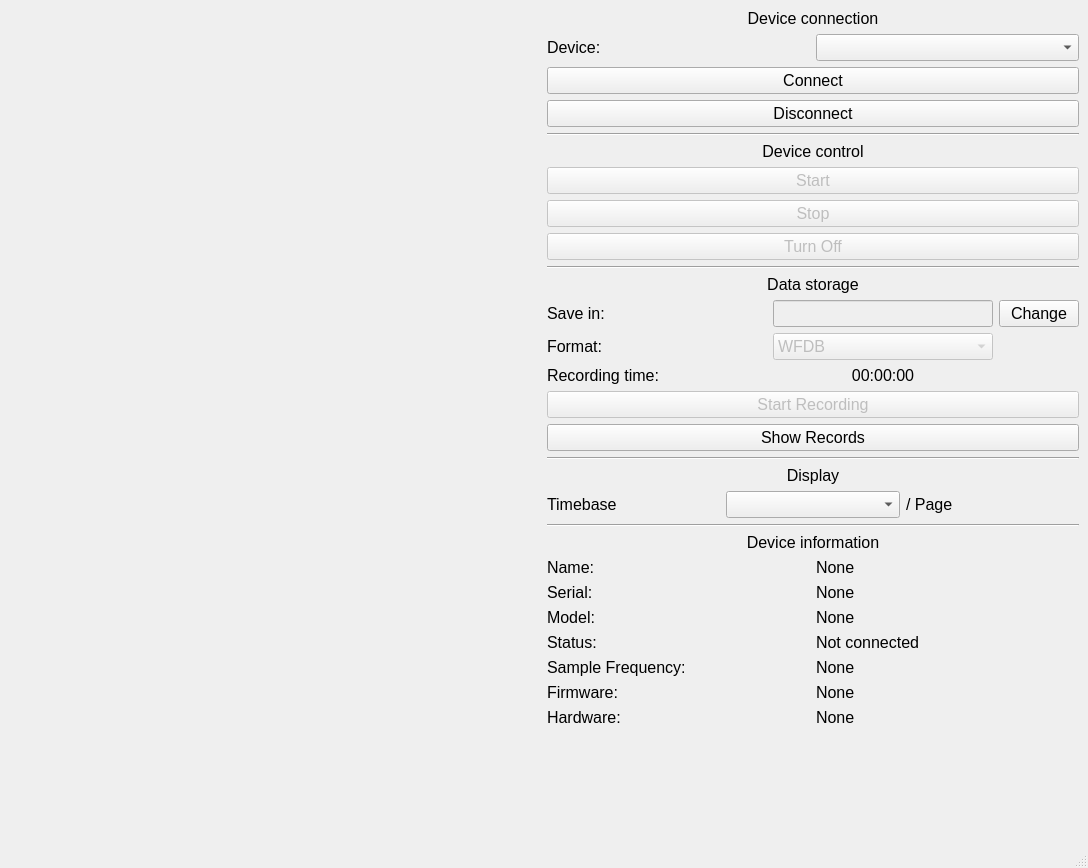
The window that resources/main_window.ui (mcsltd/mcs-inRat-monitor) describes before a commit, drawn with Qt 5.
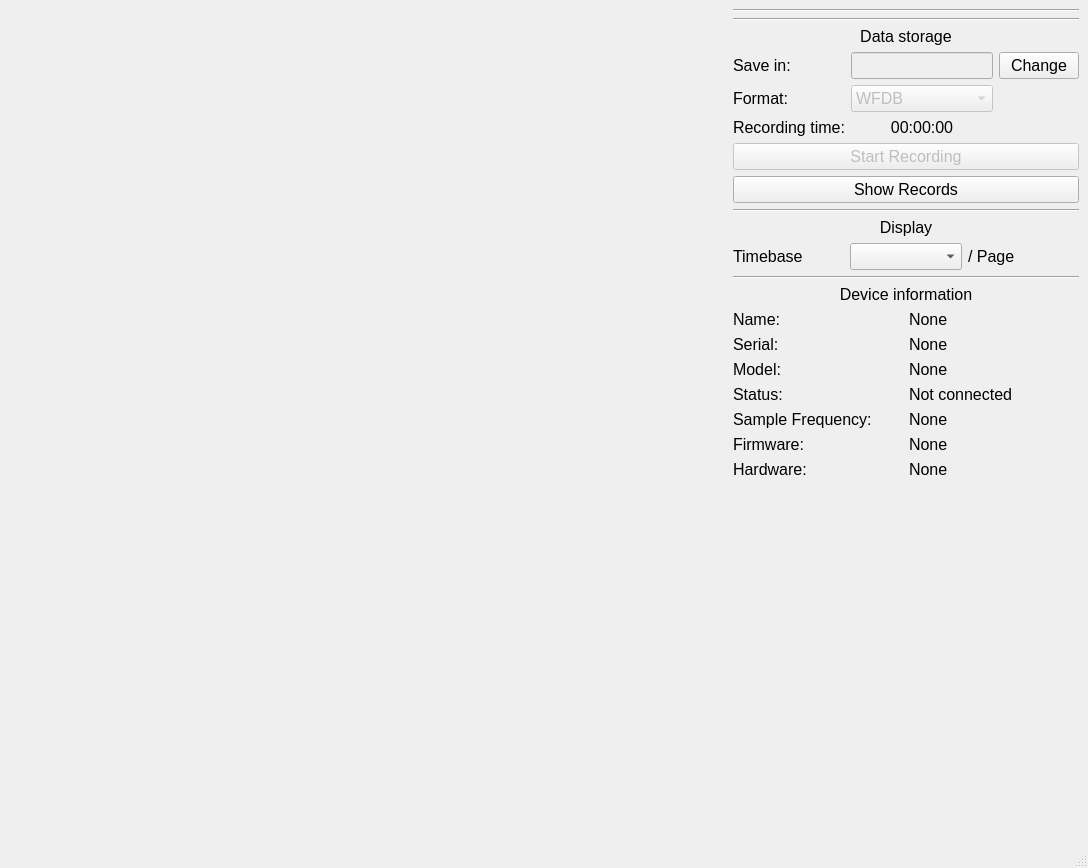
The same window after the commit. Custom widgets are drawn as their Qt base class.

Commit message: refactore: move scanner in class inherit qobject

What changed in the file:
```diff
--- a/resources/main_window.ui
+++ b/resources/main_window.ui
@@ -17,70 +17,6 @@
    <layout class="QGridLayout" name="gridLayout">
     <item row="0" column="1">
      <layout class="QVBoxLayout" name="verticalLayout">
-      <item>
-       <widget class="QLabel" name="label_4">
-        <property name="font">
-         <font>
-          <pointsize>12</pointsize>
-         </font>
-        </property>
-        <property name="text">
-         <string>Device connection</string>
-        </property>
-        <property name="alignment">
-         <set>Qt::AlignmentFlag::AlignCenter</set>
-        </property>
-       </widget>
-      </item>
-      <item>
-       <layout class="QHBoxLayout" name="horizontalLayout_3">
-        <item>
-         <widget class="QLabel" name="labelDevice">
-          <property name="font">
-           <font>
-            <pointsize>12</pointsize>
-           </font>
-          </property>
-          <property name="text">
-           <string>Device:</string>
-          </property>
-         </widget>
-        </item>
-        <item>
-         <widget class="QComboBox" name="comboBoxDevice">
-          <property name="font">
-           <font>
-            <pointsize>12</pointsize>
-           </font>
-          </property>
-         </widget>
-        </item>
-       </layout>
-      </item>
-      <item>
-       <widget class="QPushButton" name="pushButtonConnect">
-        <property name="font">
-         <font>
-          <pointsize>12</pointsize>
-         </font>
-        </property>
-        <property name="text">
-         <string>Connect</string>
-        </property>
-       </widget>
-      </item>
-      <item>
-       <widget class="QPushButton" name="pushButtonDisconnect">
-        <property name="font">
-         <font>
-          <pointsize>12</pointsize>
-         </font>
-        </property>
-        <property name="text">
-         <string>Disconnect</string>
-        </property>
-       </widget>
-      </item>
       <item>
        <widget class="Line" name="line_3">
         <property name="orientation">
@@ -88,66 +24,6 @@
         </property>
        </widget>
       </item>
-      <item>
-       <widget class="QLabel" name="label_3">
-        <property name="font">
-         <font>
-          <pointsize>12</pointsize>
-         </font>
-        </property>
-        <property name="text">
-         <string>Device control</string>
-        </property>
-        <property name="alignment">
-         <set>Qt::AlignmentFlag::AlignCenter</set>
-        </property>
-       </widget>
-      </item>
-      <item>
-       <widget class="QPushButton" name="pushButtonStart">
-        <property name="enabled">
-         <bool>false</bool>
-        </property>
-        <property name="font">
-         <font>
-          <pointsize>12</pointsize>
-         </font>
-        </property>
-        <property name="text">
-         <string>Start</string>
-        </property>
-       </widget>
-      </item>
-      <item>
-       <widget class="QPushButton" name="pushButtonStop">
-        <property name="enabled">
-         <bool>false</bool>
-        </property>
-        <property name="font">
-         <font>
-          <pointsize>12</pointsize>
-         </font>
-        </property>
-        <property name="text">
-         <string>Stop</string>
-        </property>
-       </widget>
-      </item>
-      <item>
-       <widget class="QPushButton" name="pushButtonTurnOff">
-        <property name="enabled">
-         <bool>false</bool>
-        </property>
-        <property name="font">
-         <font>
-          <pointsize>12</pointsize>
-         </font>
-        </property>
-        <property name="text">
-         <string>Turn Off</string>
-        </property>
-       </widget>
-      </item>
       <item>
        <widget class="Line" name="line">
         <property name="orientation">
@@ -612,6 +488,21 @@
           <pointsize>12</pointsize>
          </font>
         </property>
+        <layout class="QGridLayout" name="gridLayout_3">
+         <item row="0" column="0">
+          <spacer name="horizontalSpacer">
+           <property name="orientation">
+            <enum>Qt::Orientation::Horizontal</enum>
+           </property>
+           <property name="sizeHint" stdset="0">
+            <size>
+             <width>687</width>
+             <height>20</height>
+            </size>
+           </property>
+          </spacer>
+         </item>
+        </layout>
        </widget>
       </item>
      </layout>
```
The commit also changes 6 other files.
